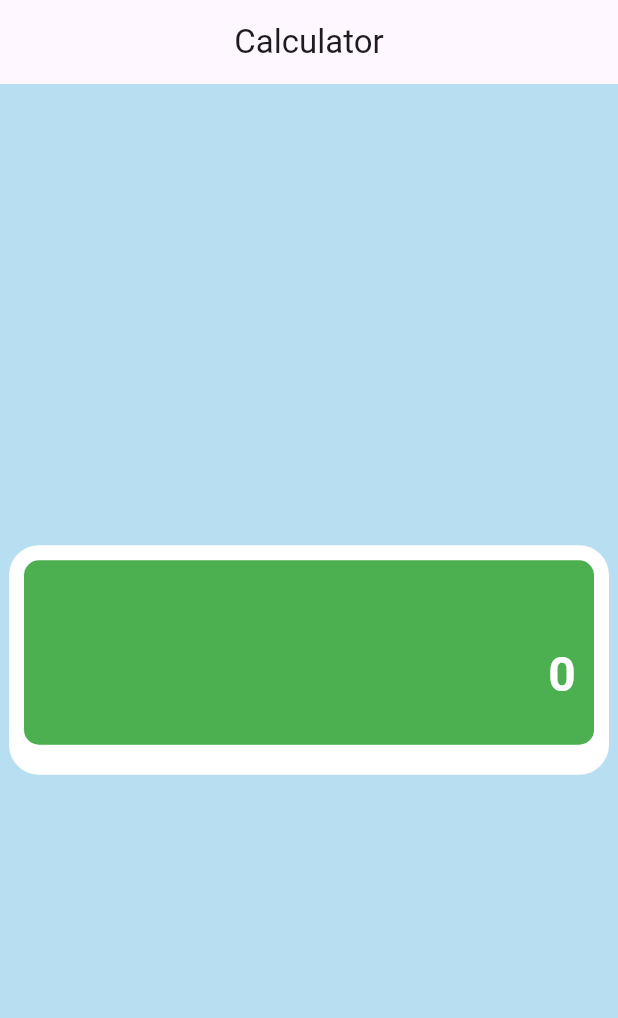
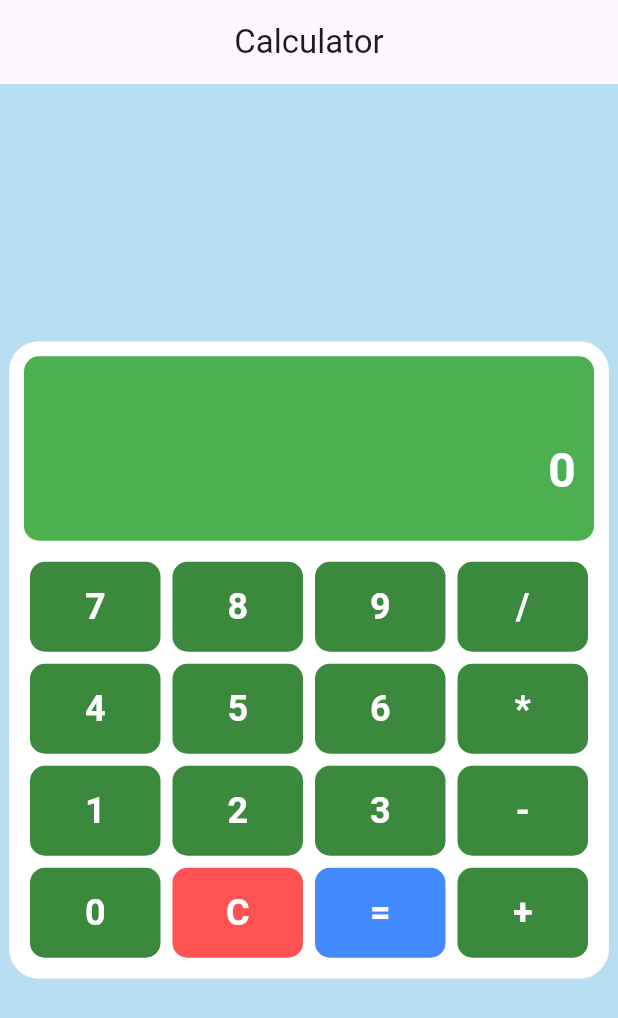
Before and after one commit to husainarib/MAD-HW2, a Flutter app: the screen it shows after launch, on a phone screen of 412 x 824 dp. Shown: the top 1018 px of the screen. Run offline on Flutter 3.47's test engine with Material 3 defaults, Android fonts, the phone set to English and light mode, and no system bars.

Commit message:
implement main calculator number pad and arithmetic operations.

```diff
--- a/lib/main.dart
+++ b/lib/main.dart
@@ -104,7 +104,8 @@ class _CalculatorState extends State<Calculator> {
             children: [
               Container(
                 alignment: Alignment.centerRight,
-                padding: const EdgeInsets.symmetric(horizontal: 12, vertical: 24),
+                padding:
+                    const EdgeInsets.symmetric(horizontal: 12, vertical: 24),
                 decoration: BoxDecoration(
                   color: Colors.green,
                   borderRadius: BorderRadius.circular(10),
@@ -112,10 +113,10 @@ class _CalculatorState extends State<Calculator> {
                 child: Column(
                   crossAxisAlignment: CrossAxisAlignment.end,
                   children: [
-                    //last input text
+                    //last input
                     Text(
                       lastInput,
-                      style: TextStyle(
+                      style: const TextStyle(
                         fontSize: 20,
                         color: Colors.white,
                       ),
@@ -132,8 +133,16 @@ class _CalculatorState extends State<Calculator> {
                   ],
                 ),
               ),
-              SizedBox(height: 10),
-              //TODO Numbers and Operators Buttons
+              const SizedBox(height: 10),
+              // Numbers and Operators Buttons
+              Column(
+                children: [
+                  buildButtonRow(['7', '8', '9', '/']),
+                  buildButtonRow(['4', '5', '6', '*']),
+                  buildButtonRow(['1', '2', '3', '-']),
+                  buildButtonRow(['0', 'C', '=', '+']),
+                ],
+              ),
             ],
           ),
         ),
@@ -141,36 +150,52 @@ class _CalculatorState extends State<Calculator> {
     );
   }
 
-  Widget buildButton(String buttonText) {
-    Color buttonColor = Colors.blueAccent;
-    if (buttonText == 'C') {
+//calculator number pad
+  Widget buildButtonRow(List<String> buttons) {
+    return Row(
+      mainAxisAlignment: MainAxisAlignment.spaceEvenly,
+      children: buttons.map((butonInput) {
+        return Expanded(
+          child: Padding(
+            padding: const EdgeInsets.all(4),
+            child: buildButton(butonInput),
+          ),
+        );
+      }).toList(),
+    );
+  }
+
+//button
+  Widget buildButton(String butonInput) {
+    Color buttonColor = const Color.fromARGB(255, 59, 137, 61);
+    if (butonInput == 'C') {
       buttonColor = Colors.redAccent;
-    } else if (buttonText == '=') {
-      buttonColor = Colors.green;
+    } else if (butonInput == '=') {
+      buttonColor = Colors.blueAccent;
     }
 
-    return GestureDetector(
+    return InkWell(
       onTap: () {
-        if (buttonText == 'C') {
+        if (butonInput == 'C') {
           clear();
-        } else if (buttonText == '=') {
+        } else if (butonInput == '=') {
           calculate();
-        } else if ('+-*/'.contains(buttonText)) {
-          operatorPressed(buttonText);
+        } else if ('+-*/'.contains(butonInput)) {
+          operatorPressed(butonInput);
         } else {
-          numberPressed(buttonText);
+          numberPressed(butonInput);
         }
       },
       child: Container(
-        height:50,
+        height: 60,
         decoration: BoxDecoration(
           color: buttonColor,
           borderRadius: BorderRadius.circular(10),
         ),
         child: Center(
           child: Text(
-            buttonText,
-            style: TextStyle(
+            butonInput,
+            style: const TextStyle(
               fontSize: 24,
               color: Colors.white,
               fontWeight: FontWeight.bold,
```
